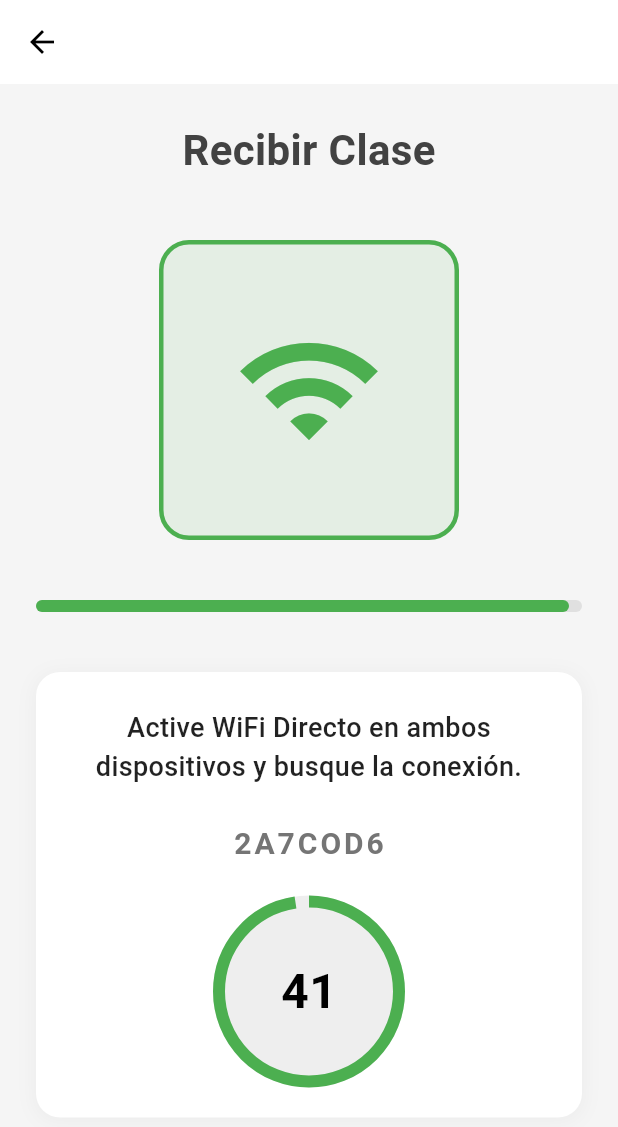
After one commit to SaulChoque/Hackathon-Bicentenario-Jacha_Yachay, a Flutter app: the ReceptionPage screen opened directly with sample values from the repository, on a phone screen of 412 x 824 dp. The commit adds this screen. Shown: the top 1127 px of the screen. Run offline on Flutter 3.47's test engine with Material 3 defaults, Android fonts, the light colour scheme and no system bars.

Commit message:
UPDATE FIX receive screen
* pantalla de recibir arreglada

```diff
--- /dev/null
+++ b/lib/models/reception_model.dart
@@ -0,0 +1,57 @@
+import 'package:flutter/material.dart';
+
+enum ReceptionMethod {
+  wifiDirect,
+  nfc,
+  wifi,
+  bluetooth,
+}
+
+class ReceptionMethodModel {
+  final ReceptionMethod method;
+  final String name;
+  final IconData icon;
+  final String instruction;
+  final Color color;
+
+  ReceptionMethodModel({
+    required this.method,
+    required this.name,
+    required this.icon,
+    required this.instruction,
+    required this.color,
+  });
+
+  static List<ReceptionMethodModel> getAllMethods() {
+    return [
+      ReceptionMethodModel(
+        method: ReceptionMethod.wifiDirect,
+        name: 'Recibir por WiFi Directo',
+        icon: Icons.wifi,
+        instruction: 'Active WiFi Directo en ambos dispositivos y busque la conexión.',
+        color: const Color(0xFF4CAF50),
+      ),
+      ReceptionMethodModel(
+        method: ReceptionMethod.nfc,
+        name: 'Recibir por NFC',
+        icon: Icons.nfc,
+        instruction: 'Acerque su teléfono al dispositivo emisor.',
+        color: const Color(0xFF2196F3),
+      ),
+      ReceptionMethodModel(
+        method: ReceptionMethod.wifi,
+        name: 'Recibir por WiFi',
+        icon: Icons.wifi_tethering,
+        instruction: 'Asegúrese de estar conectado a la misma red WiFi.',
+        color: const Color(0xFF9C27B0),
+      ),
+      ReceptionMethodModel(
+        method: ReceptionMethod.bluetooth,
+        name: 'Recibir por Bluetooth',
+        icon: Icons.bluetooth,
+        instruction: 'Active Bluetooth y haga visible su dispositivo.',
+        color: const Color(0xFF3F51B5),
+      ),
+    ];
+  }
+}
--- a/lib/views/jacha_yachay_home_page.dart
+++ b/lib/views/jacha_yachay_home_page.dart
@@ -1,7 +1,9 @@
 import 'package:flutter/material.dart';
 import '../models/class_card_model.dart';
+import '../models/reception_model.dart';
 import '../widgets/class_card.dart';
 import '../services/class_service.dart';
+import '../views/reception_page.dart';
 
 class JachaYachayHomePage extends StatefulWidget {
   const JachaYachayHomePage({super.key});
@@ -17,6 +19,58 @@ class _JachaYachayHomePageState extends State<JachaYachayHomePage> {
     setState(() {
       classes.removeAt(index);
     });
+  }
+
+  void _showReceptionMenu() {
+    showModalBottomSheet(
+      context: context,
+      backgroundColor: const Color(0xFF2D2D2D),
+      shape: const RoundedRectangleBorder(
+        borderRadius: BorderRadius.vertical(top: Radius.circular(16)),
+      ),
+      builder: (context) => Container(
+        padding: const EdgeInsets.symmetric(vertical: 20),
+        child: Column(
+          mainAxisSize: MainAxisSize.min,
+          children: [
+            const Text(
+              'Selecciona método de recepción',
+              style: TextStyle(
+                color: Colors.white,
+                fontSize: 18,
+                fontWeight: FontWeight.bold,
+              ),
+            ),
+            const SizedBox(height: 16),
+            ...ReceptionMethodModel.getAllMethods().map((method) {
+              return ListTile(
+                leading: Icon(
+                  method.icon,
+                  color: method.color,
+                  size: 28,
+                ),
+                title: Text(
+                  method.name,
+                  style: const TextStyle(
+                    color: Colors.white,
+                    fontSize: 16,
+                  ),
+                ),
+                onTap: () {
+                  Navigator.pop(context);
+                  Navigator.push(
+                    context,
+                    MaterialPageRoute(
+                      builder: (context) => ReceptionPage(method: method),
+                    ),
+                  );
+                },
+              );
+            }).toList(),
+          ],
+        ),
+      ),
+    );
   }
 
   @override
@@ -116,7 +170,22 @@ class _JachaYachayHomePageState extends State<JachaYachayHomePage> {
                 );
               },
             ),
-      floatingActionButton: FloatingActionButton(
+      floatingActionButton: Column(
+        mainAxisAlignment: MainAxisAlignment.end,
+        children: [
+          // Botón de recibir
+          FloatingActionButton(
+            onPressed: _showReceptionMenu,
+            backgroundColor: const Color(0xFF00BFA5),
+            heroTag: "receive",
+            child: const Icon(
+              Icons.download,
+              color: Colors.white,
+            ),
+          ),
+          const SizedBox(height: 16),
+          // Botón de agregar clase
+          FloatingActionButton(
             onPressed: () {
               // Aquí se podría agregar funcionalidad para añadir nuevas clases
               ScaffoldMessenger.of(context).showSnackBar(
@@ -126,11 +195,14 @@ class _JachaYachayHomePageState extends State<JachaYachayHomePage> {
               );
             },
             backgroundColor: const Color(0xFF4285F4),
+            heroTag: "add",
             child: const Icon(
               Icons.add,
               color: Colors.white,
             ),
           ),
+        ],
+      ),
     );
   }
 }
--- /dev/null
+++ b/lib/views/reception_page.dart
@@ -0,0 +1,256 @@
+import 'package:flutter/material.dart';
+import 'dart:async';
+import '../models/reception_model.dart';
+
+class ReceptionPage extends StatefulWidget {
+  final ReceptionMethodModel method;
+
+  const ReceptionPage({
+    super.key,
+    required this.method,
+  });
+
+  @override
+  State<ReceptionPage> createState() => _ReceptionPageState();
+}
+
+class _ReceptionPageState extends State<ReceptionPage> {
+  late Timer _timer;
+  int _countdown = 42; // Contador inicial
+  bool _isActive = true;
+
+  @override
+  void initState() {
+    super.initState();
+    _startTimer();
+  }
+
+  @override
+  void dispose() {
+    _timer.cancel();
+    super.dispose();
+  }
+
+  void _startTimer() {
+    _timer = Timer.periodic(const Duration(seconds: 1), (timer) {
+      if (_countdown > 0) {
+        setState(() {
+          _countdown--;
+        });
+      } else {
+        setState(() {
+          _isActive = false;
+        });
+        timer.cancel();
+      }
+    });
+  }
+
+  void _resetTimer() {
+    setState(() {
+      _countdown = 42;
+      _isActive = true;
+    });
+    _timer.cancel();
+    _startTimer();
+  }
+
+  @override
+  Widget build(BuildContext context) {
+    return Scaffold(
+      backgroundColor: Colors.grey[100],
+      appBar: AppBar(
+        backgroundColor: Colors.white,
+        elevation: 0,
+        leading: IconButton(
+          onPressed: () => Navigator.pop(context),
+          icon: const Icon(
+            Icons.arrow_back,
+            color: Colors.black,
+          ),
+        ),
+        title: Row(
+          mainAxisSize: MainAxisSize.min,
+        ),
+        centerTitle: true,
+      ),
+      body: SingleChildScrollView(
+        padding: const EdgeInsets.all(24.0),
+        child: Column(
+          children: [
+            // Título
+            Text(
+              'Recibir Clase',
+              style: TextStyle(
+                fontSize: 28,
+                fontWeight: FontWeight.bold,
+                color: Colors.grey[800],
+              ),
+            ),
+            const SizedBox(height: 40),
+
+            // Icono del método seleccionado
+            Container(
+              width: 200,
+              height: 200,
+              decoration: BoxDecoration(
+                color: widget.method.color.withOpacity(0.1),
+                borderRadius: BorderRadius.circular(20),
+                border: Border.all(
+                  color: widget.method.color,
+                  width: 3,
+                ),
+              ),
+              child: Center(
+                child: Icon(
+                  widget.method.icon,
+                  size: 100,
+                  color: widget.method.color,
+                ),
+              ),
+            ),
+
+            const SizedBox(height: 40),
+
+            // Barra de progreso
+            Container(
+              width: double.infinity,
+              height: 8,
+              decoration: BoxDecoration(
+                color: Colors.grey[300],
+                borderRadius: BorderRadius.circular(4),
+              ),
+              child: FractionallySizedBox(
+                alignment: Alignment.centerLeft,
+                widthFactor: _isActive ? _countdown / 42 : 0,
+                child: Container(
+                  decoration: BoxDecoration(
+                    color: widget.method.color,
+                    borderRadius: BorderRadius.circular(4),
+                  ),
+                ),
+              ),
+            ),
+
+            const SizedBox(height: 40),
+
+            // Tarjeta de instrucciones
+            Container(
+              width: double.infinity,
+              padding: const EdgeInsets.all(24),
+              decoration: BoxDecoration(
+                color: Colors.white,
+                borderRadius: BorderRadius.circular(16),
+                boxShadow: [
+                  BoxShadow(
+                    color: Colors.grey.withOpacity(0.1),
+                    spreadRadius: 1,
+                    blurRadius: 10,
+                    offset: const Offset(0, 2),
+                  ),
+                ],
+              ),
+              child: Column(
+                children: [
+                  Text(
+                    widget.method.instruction,
+                    style: const TextStyle(
+                      fontSize: 18,
+                      fontWeight: FontWeight.w500,
+                      color: Colors.black87,
+                    ),
+                    textAlign: TextAlign.center,
+                  ),
+                  const SizedBox(height: 24),
+
+                  // Código de identificación
+                  Text(
+                    '2A7COD6',
+                    style: TextStyle(
+                      fontSize: 20,
+                      fontWeight: FontWeight.bold,
+                      color: Colors.grey[600],
+                      letterSpacing: 2,
+                    ),
+                  ),
+
+                  const SizedBox(height: 24),
+
+                  // Contador circular
+                  Container(
+                    width: 120,
+                    height: 120,
+                    child: Stack(
+                      children: [
+                        // Círculo de fondo
+                        Container(
+                          width: 120,
+                          height: 120,
+                          decoration: BoxDecoration(
+                            shape: BoxShape.circle,
+                            color: Colors.grey[200],
+                          ),
+                        ),
+                        // Círculo de progreso
+                        if (_isActive)
+                          SizedBox(
+                            width: 120,
+                            height: 120,
+                            child: CircularProgressIndicator(
+                              value: _countdown / 42,
+                              strokeWidth: 8,
+                              backgroundColor: Colors.grey[200],
+                              valueColor: AlwaysStoppedAnimation<Color>(
+                                widget.method.color,
+                              ),
+                            ),
+                          ),
+                        // Número en el centro
+                        Center(
+                          child: Text(
+                            '$_countdown',
+                            style: TextStyle(
+                              fontSize: 32,
+                              fontWeight: FontWeight.bold,
+                              color: _isActive ? Colors.black : Colors.grey,
+                            ),
+                          ),
+                        ),
+                      ],
+                    ),
+                  ),
+                ],
+              ),
+            ),
+
+            const SizedBox(height: 40),
+
+            // Botón de reiniciar si el tiempo se agotó
+            if (!_isActive)
+              ElevatedButton(
+                onPressed: _resetTimer,
+                style: ElevatedButton.styleFrom(
+                  backgroundColor: widget.method.color,
+                  foregroundColor: Colors.white,
+                  padding: const EdgeInsets.symmetric(
+                    horizontal: 32,
+                    vertical: 16,
+                  ),
+                  shape: RoundedRectangleBorder(
+                    borderRadius: BorderRadius.circular(25),
+                  ),
+                ),
+                child: const Text(
+                  'Reiniciar recepción',
+                  style: TextStyle(fontSize: 16),
+                ),
+              ),
+
+            // Espacio adicional para el scroll
+            const SizedBox(height: 40),
+          ],
+        ),
+      ),
+    );
+  }
+}
```
Also changed, not shown: 3 other files. Lines whose indentation alone changed are shown as unchanged.
